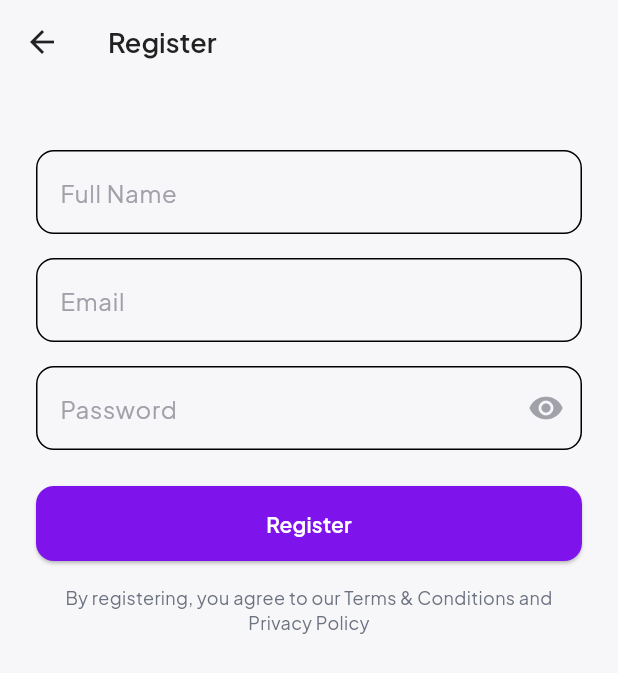
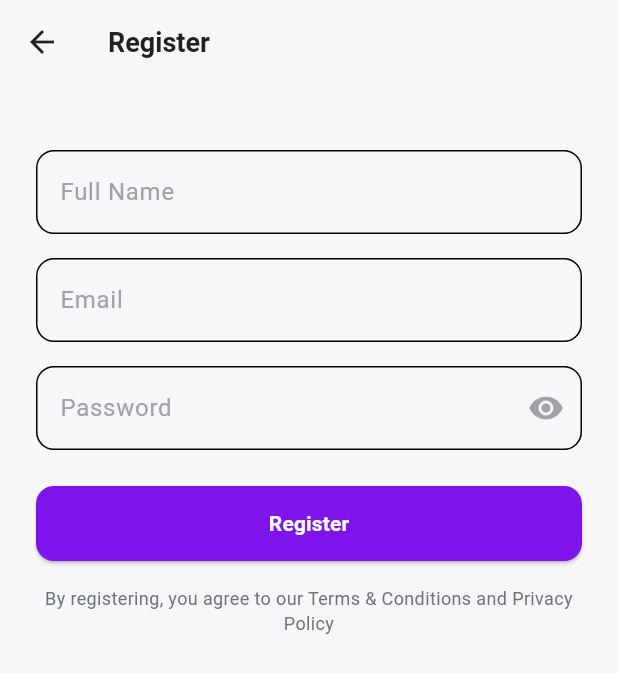
Before and after one commit to HarisTanone/x-app, a Flutter app: the screen it shows after launch, after a tap on "Sign up", on a phone screen of 412 x 824 dp. Shown: the top 673 px of the screen. Run offline on Flutter 3.47's test engine with Material 3 defaults, Android fonts, the phone set to English and light mode, and no system bars; our stand-ins replace get, supabase_flutter; accounts and stored records are empty.

Commit message:
hotfix register

```diff
--- a/lib/constant/app_text_styles.dart
+++ b/lib/constant/app_text_styles.dart
@@ -1,7 +1,7 @@
 import 'package:flutter/material.dart';
 
 class AppTextStyles {
-  static const String fontFamily = 'Plus Jakarta Sans';
+  static const String fontFamily = 'Roboto';
 
   // Text Sizes
   static const double textXs = 12.0;
--- a/lib/main.dart
+++ b/lib/main.dart
@@ -4,11 +4,18 @@ import 'service/supabase_service.dart';
 import 'constant/app_themes.dart';
 import 'view/auth/login_screen.dart';
 import 'view/home/home_screen.dart';
+import 'view/auth/register_screen.dart';
 import 'controller/auth_controller.dart';
 
 void main() async {
   WidgetsFlutterBinding.ensureInitialized();
-  await SupabaseService.initialize();
+
+  try {
+    await SupabaseService.initialize();
+  } catch (e) {
+    print('Supabase initialization error: $e');
+  }
+
   runApp(const MyApp());
 }
 
@@ -28,6 +35,7 @@ class MyApp extends StatelessWidget {
       initialRoute: '/login',
       getPages: [
         GetPage(name: '/login', page: () => const LoginScreen()),
+        GetPage(name: '/register', page: () => const RegisterScreen()),
         GetPage(name: '/home', page: () => const HomeScreen()),
       ],
       home: Obx(() => authController.isLoggedIn.value
--- a/lib/service/supabase_service.dart
+++ b/lib/service/supabase_service.dart
@@ -5,10 +5,16 @@ class SupabaseService {
   static const String _anonKey = 'eyJhbGciOiJIUzI1NiIsInR5cCI6IkpXVCJ9.eyJpc3MiOiJzdXBhYmFzZSIsInJlZiI6Im5rY2Z0cHdtZ2d0bHptYWpwemV0Iiwicm9sZSI6ImFub24iLCJpYXQiOjE3NTkyMDE5ODMsImV4cCI6MjA3NDc3Nzk4M30.Bm8aOFYEGvUbkgmqeiJhteMjKNNhnFsdkdbN4H0VJRA';
 
   static Future<void> initialize() async {
-    await Supabase.initialize(
-      url: _url,
-      anonKey: _anonKey,
-    );
+    try {
+      await Supabase.initialize(
+        url: _url,
+        anonKey: _anonKey,
+        debug: false,
+      );
+    } catch (e) {
+      print('Supabase init error: $e');
+      rethrow;
+    }
   }
 
   static SupabaseClient get client => Supabase.instance.client;
--- a/lib/view/auth/login_screen.dart
+++ b/lib/view/auth/login_screen.dart
@@ -42,9 +42,10 @@ class _LoginScreenState extends State<LoginScreen> {
           padding: const EdgeInsets.all(24.0),
           child: Form(
             key: _formKey,
-            child: Column(
-              crossAxisAlignment: CrossAxisAlignment.start,
-              children: [
+            child: SingleChildScrollView(
+              child: Column(
+                crossAxisAlignment: CrossAxisAlignment.start,
+                children: [
               const SizedBox(height: 60),
               Text(
                 'Welcome back',
@@ -115,7 +116,7 @@ class _LoginScreenState extends State<LoginScreen> {
                 onPressed: () {},
                 isSecondary: true,
               ),
-              const Spacer(),
+              const SizedBox(height: 40),
               Row(
                 mainAxisAlignment: MainAxisAlignment.center,
                 children: [
@@ -126,7 +127,7 @@ class _LoginScreenState extends State<LoginScreen> {
                     ),
                   ),
                   TextButton(
-                    onPressed: () => Get.to(() => const RegisterScreen()),
+                    onPressed: () => Get.toNamed('/register'),
                     child: Text(
                       'Sign up',
                       style: AppTextStyles.sm.copyWith(
@@ -137,7 +138,8 @@ class _LoginScreenState extends State<LoginScreen> {
                   ),
                 ],
               ),
-              ],
+                ],
+              ),
             ),
           ),
         ),
--- a/lib/view/auth/register_screen.dart
+++ b/lib/view/auth/register_screen.dart
@@ -61,8 +61,9 @@ class _RegisterScreenState extends State<RegisterScreen> {
           padding: const EdgeInsets.all(24.0),
           child: Form(
             key: _formKey,
-            child: Column(
-              children: [
+            child: SingleChildScrollView(
+              child: Column(
+                children: [
               const SizedBox(height: 20),
               CustomTextField(
                 hintText: 'Full Name',
@@ -117,7 +118,8 @@ class _RegisterScreenState extends State<RegisterScreen> {
                 ),
                 textAlign: TextAlign.center,
               ),
-              ],
+                ],
+              ),
             ),
           ),
         ),
```
Also changed, not shown: pubspec.yaml (+10 -10 lines).
